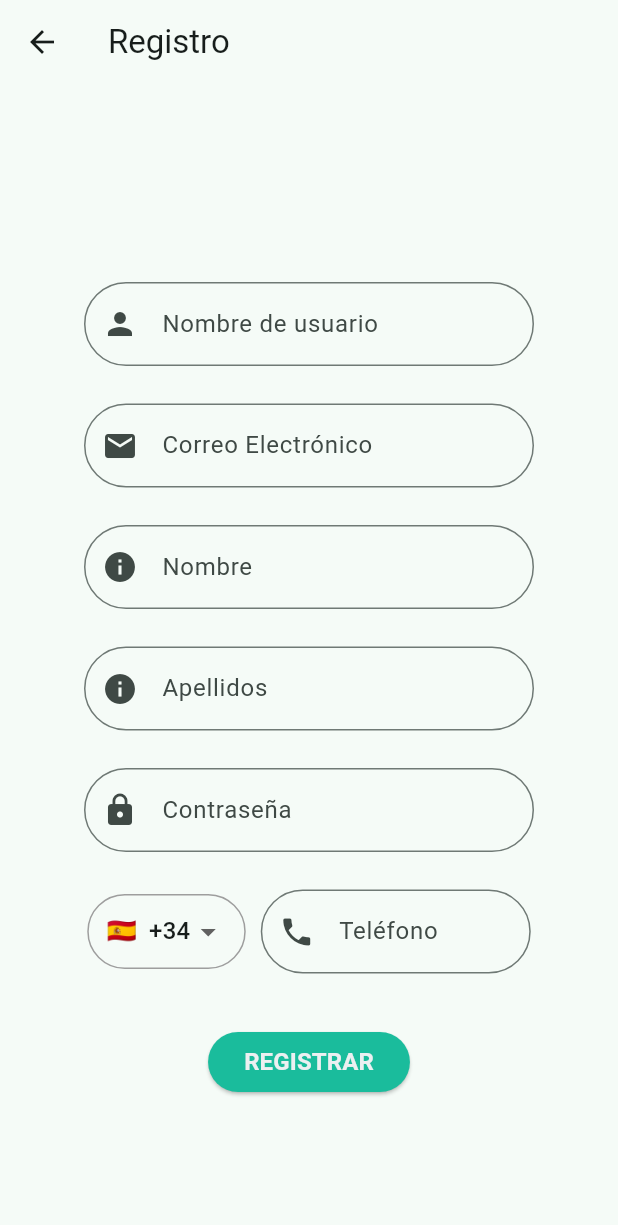
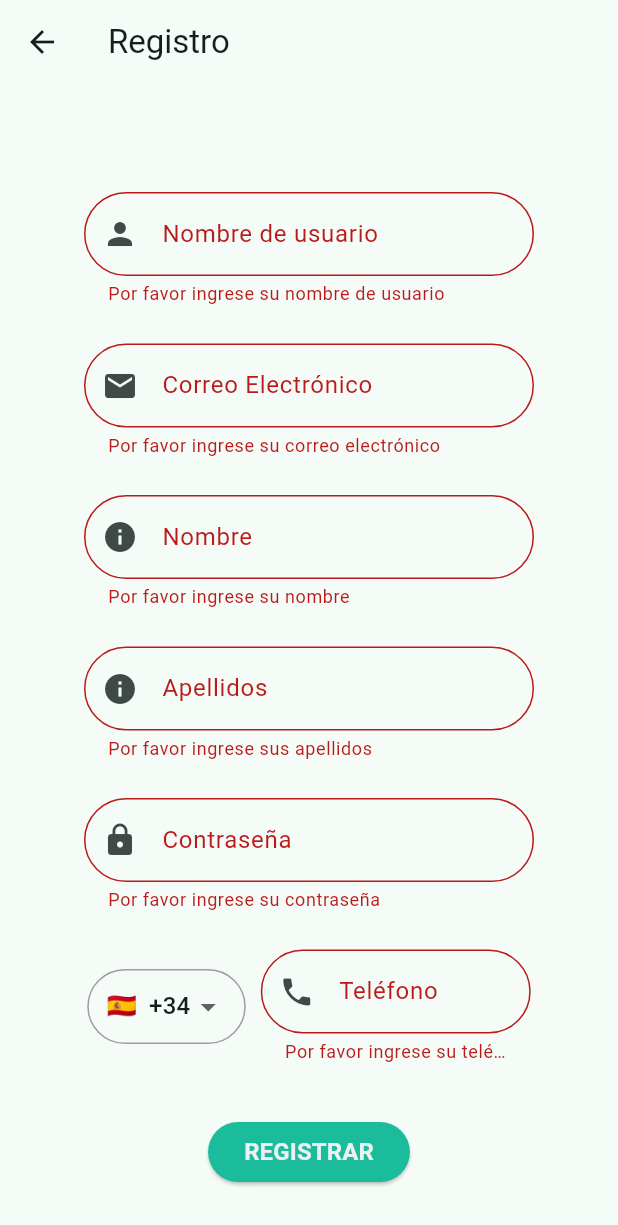
Before and after one commit to daniivlc145/gym_app_flutter, a Flutter app: the SignupScreen screen opened directly, after a tap on "REGISTRAR", on a phone screen of 412 x 824 dp. Shown: the top 1225 px of the screen. Run offline on Flutter 3.47's test engine with Material 3 defaults, Android fonts, the phone set to English and light mode, and no system bars; our stand-ins replace sign_in_with_apple, supabase_flutter; accounts and stored records are empty.

Commit message:
signup hecho

```diff
--- a/lib/screens/forgot_password_screen.dart
+++ b/lib/screens/forgot_password_screen.dart
@@ -54,7 +54,7 @@ class ForgotPassword extends StatelessWidget {
                               BorderRadius.all(Radius.circular(50))),
                           labelText: 'Correo Electrónico',
                         ),
-                        validator: (value) => Validators.validateEmail(value),
+                        validator: (value) => Validators.validateEmail(value ?? ''),
                       ),
                     ),
                     const SizedBox(height: 25),
--- a/lib/screens/login_screen.dart
+++ b/lib/screens/login_screen.dart
@@ -45,7 +45,7 @@ class LoginScreen extends StatelessWidget {
                             BorderRadius.all(Radius.circular(50))),
                         labelText: 'Correo Electrónico',
                       ),
-                      validator: (value) => Validators.validateEmail(value),
+                      validator: (value) => Validators.validateEmail(value ?? ''),
                     ),
                   ),
                   const SizedBox(height: 25),
--- a/lib/screens/signup_screen.dart
+++ b/lib/screens/signup_screen.dart
@@ -1,10 +1,12 @@
 import 'package:flutter/material.dart';
 import 'package:gym_app/screens/login_screen.dart';
 import 'package:gym_app/utils/validators.dart';
+import 'package:gym_app/services/auth_service.dart';
 
 class SignupScreen extends StatelessWidget {
   final _formKey = GlobalKey<FormState>();
-  final TextEditingController _nombreUsuarioController = TextEditingController();
+  final TextEditingController _nombreUsuarioController =
+      TextEditingController();
   final TextEditingController _emailController = TextEditingController();
   final TextEditingController _nombreController = TextEditingController();
   final TextEditingController _apellidosController = TextEditingController();
@@ -55,6 +57,9 @@ class SignupScreen extends StatelessWidget {
                         labelText: 'Nombre de usuario',
                       ),
                       validator: (value) {
+                        if (value == null || value.isEmpty) {
+                          return 'Por favor ingrese su nombre de usuario';
+                        }
                         return null;
                       },
                     ),
@@ -71,9 +76,8 @@ class SignupScreen extends StatelessWidget {
                         ),
                         labelText: 'Correo Electrónico',
                       ),
-                      validator: (value) {
-                        return null;
-                      },
+                      validator: (value) =>
+                          Validators.validateEmail(value ?? ''),
                     ),
                   ),
                   const SizedBox(height: 25),
@@ -89,6 +93,9 @@ class SignupScreen extends StatelessWidget {
                         labelText: 'Nombre',
                       ),
                       validator: (value) {
+                        if (value == null || value.isEmpty) {
+                          return 'Por favor ingrese su nombre';
+                        }
                         return null;
                       },
                     ),
@@ -106,6 +113,9 @@ class SignupScreen extends StatelessWidget {
                         labelText: 'Apellidos',
                       ),
                       validator: (value) {
+                        if (value == null || value.isEmpty) {
+                          return 'Por favor ingrese sus apellidos';
+                        }
                         return null;
                       },
                     ),
@@ -142,7 +152,8 @@ class SignupScreen extends StatelessWidget {
                             onChanged: (String? newValue) {
                               _selectedCountryCode = newValue!;
                             },
-                            items: _countryCodes.map<DropdownMenuItem<String>>((Map<String, String> country) {
+                            items: _countryCodes.map<DropdownMenuItem<String>>(
+                                (Map<String, String> country) {
                               return DropdownMenuItem<String>(
                                 value: country['code'],
                                 child: Row(
@@ -171,6 +182,9 @@ class SignupScreen extends StatelessWidget {
                             ),
                           ),
                           validator: (value) {
+                            if (value == null || value.isEmpty) {
+                              return 'Por favor ingrese su teléfono';
+                            }
                             return null;
                           },
                         ),
@@ -179,7 +193,36 @@ class SignupScreen extends StatelessWidget {
                   ),
                   const SizedBox(height: 35),
                   ElevatedButton(
-                    onPressed: () {},
+                    onPressed: () async {
+                      if (_formKey.currentState!.validate()) {
+                        try {
+                          await AuthService().signUp(
+                            _nombreUsuarioController.text,
+                            _emailController.text,
+                            _nombreController.text,
+                            _apellidosController.text,
+                            _passwordController.text,
+                            _selectedCountryCode + _telefonoController.text,
+                          );
+                          ScaffoldMessenger.of(context).showSnackBar(
+                            SnackBar(
+                              content: Text(
+                                  'Registro exitoso. Por favor, inicia sesión.'),
+                              backgroundColor: Colors.green,
+                            ),
+                          );
+                          // Redirigir al login
+                          Navigator.pushReplacementNamed(context, '/login');
+                        } catch (e) {
+                          ScaffoldMessenger.of(context).showSnackBar(
+                            SnackBar(
+                              content: Text('Error al registrar: $e'),
+                              backgroundColor: Colors.red,
+                            ),
+                          );
+                        }
+                      }
+                    },
                     style: ElevatedButton.styleFrom(
                       backgroundColor: Color(0xff1ABC9C),
                     ),
--- a/lib/services/auth_service.dart
+++ b/lib/services/auth_service.dart
@@ -0,0 +1,52 @@
+import 'supabase_service.dart';
+import 'package:supabase_flutter/supabase_flutter.dart';
+
+class AuthService {
+  final SupabaseClient supabase = SupabaseService().client;
+
+  Future<void> signUp(String nombreUsuario, String email, String nombre,
+      String apellidos, String password, String telefono) async {
+    final AuthResponse res =
+        await supabase.auth.signUp(email: email, password: password, data: {
+      'nombre': nombre,
+      'apellidos': apellidos,
+      'nombre_usuario': nombreUsuario,
+      'telefono': telefono,
+    });
+    final Session? session = res.session;
+    final User? user = res.user;
+    if (session == null || user == null) {
+      throw Exception('Error al registrar el usuario');
+    }
+  }
+
+  Future<bool> emailExistsInDatabase(String email) async {
+    try {
+      final response = await supabase
+          .from('usuario')
+          .select('correo')
+          .eq('correo', email)
+          .maybeSingle();
+
+      return response != null;
+    } catch (e) {
+      print('Error al comprobar email en base de datos: $e');
+      throw Exception('Esta dirección de correo ya existe en la base de datos');
+    }
+  }
+
+  Future<bool> usernameExistsInDatabase(String nombreUsuario) async {
+    try {
+      final response = await supabase
+          .from('usuario')
+          .select('nombre_usuario')
+          .eq('nombre_usuario', nombreUsuario)
+          .maybeSingle();
+
+      return response != null;
+    } catch (e) {
+      print('Error al comprobar nombre de usuario en base de datos: $e');
+      throw Exception('Este nombre de usuario ya existe en la base de datos');
+    }
+  }
+}
--- a/lib/services/supabase_service.dart
+++ b/lib/services/supabase_service.dart
@@ -0,0 +1,20 @@
+import 'package:supabase_flutter/supabase_flutter.dart';
+
+class SupabaseService {
+  static final SupabaseService _instance = SupabaseService._internal();
+
+  factory SupabaseService() {
+    return _instance;
+  }
+
+  SupabaseService._internal();
+
+  Future<void> initialize() async {
+    await Supabase.initialize(
+      url: 'https://yomjlscxsdqswdtogntm.supabase.co',
+      anonKey: 'eyJhbGciOiJIUzI1NiIsInR5cCI6IkpXVCJ9.eyJpc3MiOiJzdXBhYmFzZSIsInJlZiI6InlvbWpsc2N4c2Rxc3dkdG9nbnRtIiwicm9sZSI6ImFub24iLCJpYXQiOjE3NDA4NDkwNDksImV4cCI6MjA1NjQyNTA0OX0.wB8OBgNjyfWyLtxpM2zqlDO_vqr8HrmtIWIfnfvanyk',
+    );
+  }
+
+  SupabaseClient get client => Supabase.instance.client;
+}
--- a/lib/utils/validators.dart
+++ b/lib/utils/validators.dart
@@ -1,13 +1,51 @@
+import 'package:supabase_flutter/supabase_flutter.dart';
+import '../services/supabase_service.dart';
+import '../services/auth_service.dart';
+
 class Validators {
-  static String? validateEmail(String? value) {
-    if (value == null || value.isEmpty) {
+  static String? validateEmail(String value) {
+    if (value.isEmpty) {
       return 'Por favor ingrese su correo electrónico';
     }
     String pattern =
-        r'^(([^<>()[\]\\.,;:\s@\"]+(\.[^<>()[\]\\.,;:\s@\"]+)*)|(\".+\"))@((\[[0-9]{1,3}\.[0-9]{1,3}\.[0-9]{1,3}\.[0-9]{1,3}\])|(([a-zA-Z\-0-9]+\.)+[a-zA-Z]{2,}))$';
+        r'^(([^<>()[\]\\.,;:\s@\"]+(\.[^<>()[\]\\.,;:\s@\"]+)*)|(\".+\"))@(($$[0-9]{1,3}\.[0-9]{1,3}\.[0-9]{1,3}\.[0-9]{1,3}$$)|(([a-zA-Z\-0-9]+\.)+[a-zA-Z]{2,}))$';
     RegExp regex = RegExp(pattern);
     if (!regex.hasMatch(value)) {
       return 'Por favor ingrese un correo electrónico válido';
+    }
+    return null;
+  }
+
+  static Future<String?> validateEmailForRegister(String value) async {
+    if (value.isEmpty) {
+      return 'Por favor ingrese su correo electrónico';
+    }
+    String pattern =
+        r'^(([^<>()[\]\\.,;:\s@\"]+(\.[^<>()[\]\\.,;:\s@\"]+)*)|(\".+\"))@(($$[0-9]{1,3}\.[0-9]{1,3}\.[0-9]{1,3}\.[0-9]{1,3}$$)|(([a-zA-Z\-0-9]+\.)+[a-zA-Z]{2,}))$';
+    RegExp regex = RegExp(pattern);
+    if (!regex.hasMatch(value)) {
+      return 'Por favor ingrese un correo electrónico válido';
+    }
+    try {
+      if (await AuthService().emailExistsInDatabase(value)) {
+        return 'El correo electrónico ya está registrado.';
+      }
+    } catch (e) {
+      return 'Error al verificar el correo electrónico';
+    }
+    return null;
+  }
+
+  static Future<String?> validateUsername(String value) async {
+    if (value.isEmpty) {
+      return 'El nombre de usuario es obligatorio';
+    }
+    try {
+      if (await AuthService().usernameExistsInDatabase(value)) {
+        return 'El nombre de usuario ya está en uso';
+      }
+    } catch (e) {
+      return 'Error al verificar el nombre de usuario';
     }
     return null;
   }
```
Also changed, not shown: lib/main.dart (+13 -0 lines).
